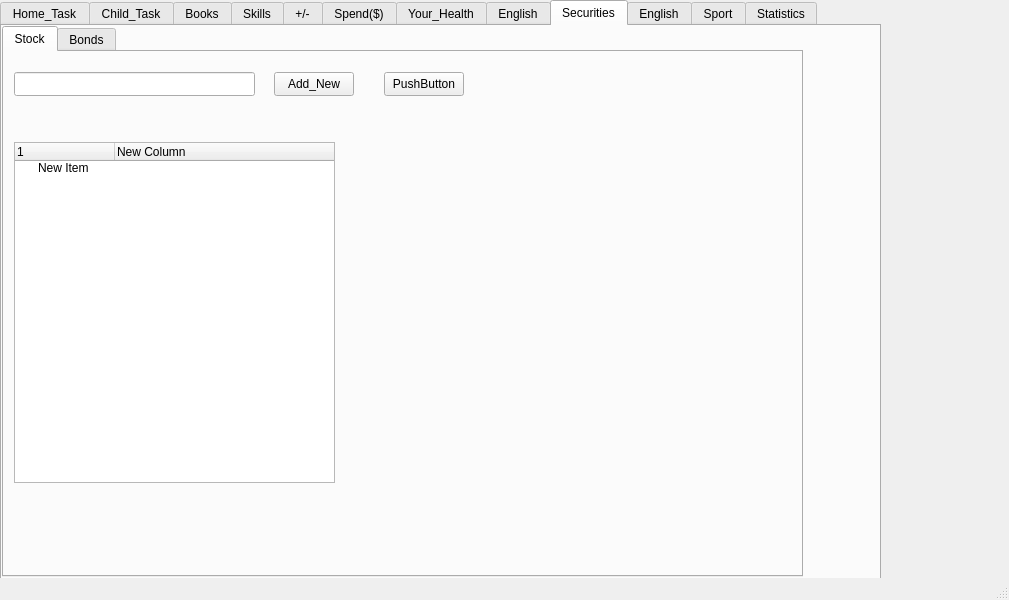
Qt form ToDoNotes/mainwindow.ui (andreyschelkovo/ToDoNotes) before a commit.
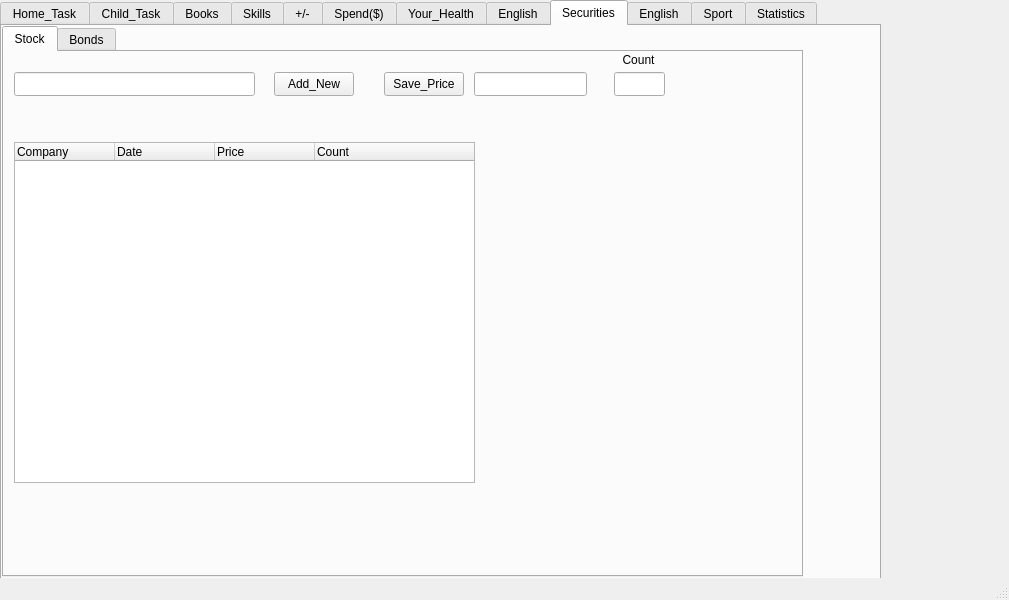
The same form after that commit.

Commit message:
almost done one page
need to use spinbox and add common count of stoks

```diff
--- a/ToDoNotes/mainwindow.ui
+++ b/ToDoNotes/mainwindow.ui
@@ -114,25 +114,30 @@
          <rect>
           <x>10</x>
           <y>90</y>
-          <width>321</width>
+          <width>461</width>
           <height>341</height>
          </rect>
         </property>
         <column>
          <property name="text">
-          <string>1</string>
+          <string>Company</string>
          </property>
         </column>
         <column>
          <property name="text">
-          <string>New Column</string>
+          <string>Date</string>
          </property>
         </column>
-        <item>
+        <column>
          <property name="text">
-          <string>New Item</string>
+          <string>Price</string>
          </property>
-        </item>
+        </column>
+        <column>
+         <property name="text">
+          <string>Count</string>
+         </property>
+        </column>
        </widget>
        <widget class="QPushButton" name="pushButton">
         <property name="geometry">
@@ -144,7 +149,43 @@
          </rect>
         </property>
         <property name="text">
-         <string>PushButton</string>
+         <string>Save_Price</string>
+        </property>
+       </widget>
+       <widget class="QLineEdit" name="lineEdit_price">
+        <property name="geometry">
+         <rect>
+          <x>470</x>
+          <y>20</y>
+          <width>113</width>
+          <height>24</height>
+         </rect>
+        </property>
+       </widget>
+       <widget class="QLineEdit" name="value">
+        <property name="geometry">
+         <rect>
+          <x>610</x>
+          <y>20</y>
+          <width>51</width>
+          <height>24</height>
+         </rect>
+        </property>
+       </widget>
+       <widget class="QLabel" name="count_label">
+        <property name="geometry">
+         <rect>
+          <x>610</x>
+          <y>0</y>
+          <width>49</width>
+          <height>16</height>
+         </rect>
+        </property>
+        <property name="text">
+         <string>Count</string>
+        </property>
+        <property name="alignment">
+         <set>Qt::AlignCenter</set>
         </property>
        </widget>
       </widget>
```
Left out of the diff: 4 changed lines with no effect on the pictures. The commit also changes 2 other files.
